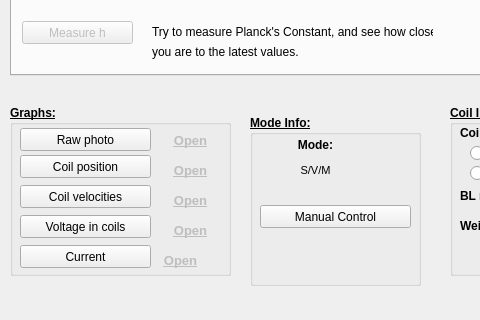
usnistgov/legokibblebalance, file gui_w_main.ui: the form before one commit; both pictures show x 0 to 480 and y 145 to 465 of the 659 by 465 pixel window.
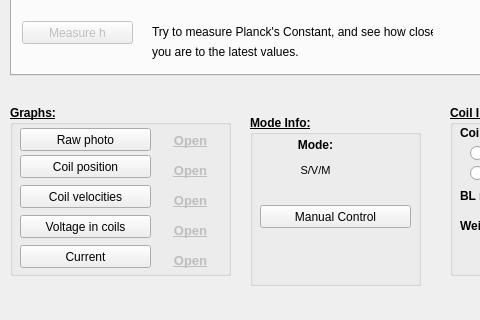
The form after the commit.

Patch:
```diff
--- a/gui_w_main.ui
+++ b/gui_w_main.ui
@@ -718,7 +718,7 @@
      </property>
      <property name="geometry">
       <rect>
-       <x>140</x>
+       <x>150</x>
        <y>140</y>
        <width>61</width>
        <height>31</height>
```
